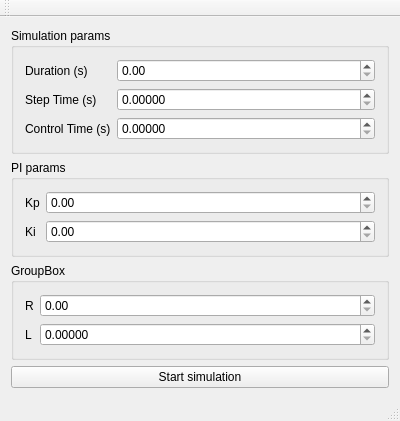
Before: the Qt Designer form gsim.ui in koalakoker/gSim, drawn with Qt 5.
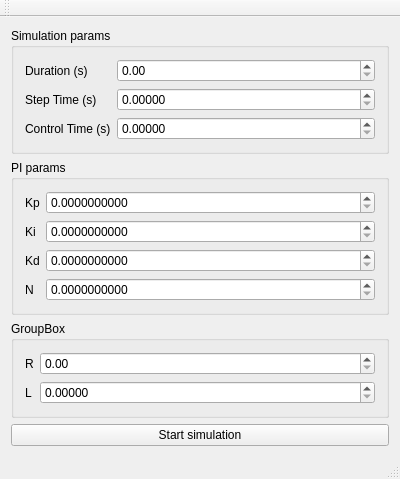
After: the same form once the commit is applied.

The edit to the form file:
```diff
--- a/gsim.ui
+++ b/gsim.ui
@@ -7,7 +7,7 @@
     <x>0</x>
     <y>0</y>
     <width>400</width>
-    <height>380</height>
+    <height>439</height>
    </rect>
   </property>
   <property name="windowTitle">
@@ -89,12 +89,56 @@
           </widget>
          </item>
          <item row="0" column="1">
-          <widget class="QDoubleSpinBox" name="kp"/>
+          <widget class="QDoubleSpinBox" name="kp">
+           <property name="decimals">
+            <number>10</number>
+           </property>
+           <property name="maximum">
+            <double>9999999999.000000000000000</double>
+           </property>
+          </widget>
          </item>
          <item row="1" column="1">
           <widget class="QDoubleSpinBox" name="ki">
+           <property name="decimals">
+            <number>10</number>
+           </property>
            <property name="maximum">
-            <double>999999.000000000000000</double>
+            <double>9999999999.000000000000000</double>
+           </property>
+          </widget>
+         </item>
+         <item row="2" column="0">
+          <widget class="QLabel" name="label_8">
+           <property name="text">
+            <string>Kd</string>
+           </property>
+          </widget>
+         </item>
+         <item row="3" column="0">
+          <widget class="QLabel" name="label_9">
+           <property name="text">
+            <string>N</string>
+           </property>
+          </widget>
+         </item>
+         <item row="2" column="1">
+          <widget class="QDoubleSpinBox" name="kd">
+           <property name="decimals">
+            <number>10</number>
+           </property>
+           <property name="maximum">
+            <double>9999999999.000000000000000</double>
+           </property>
+          </widget>
+         </item>
+         <item row="3" column="1">
+          <widget class="QDoubleSpinBox" name="N">
+           <property name="decimals">
+            <number>10</number>
+           </property>
+           <property name="maximum">
+            <double>9999999999.000000000000000</double>
            </property>
           </widget>
          </item>
```
